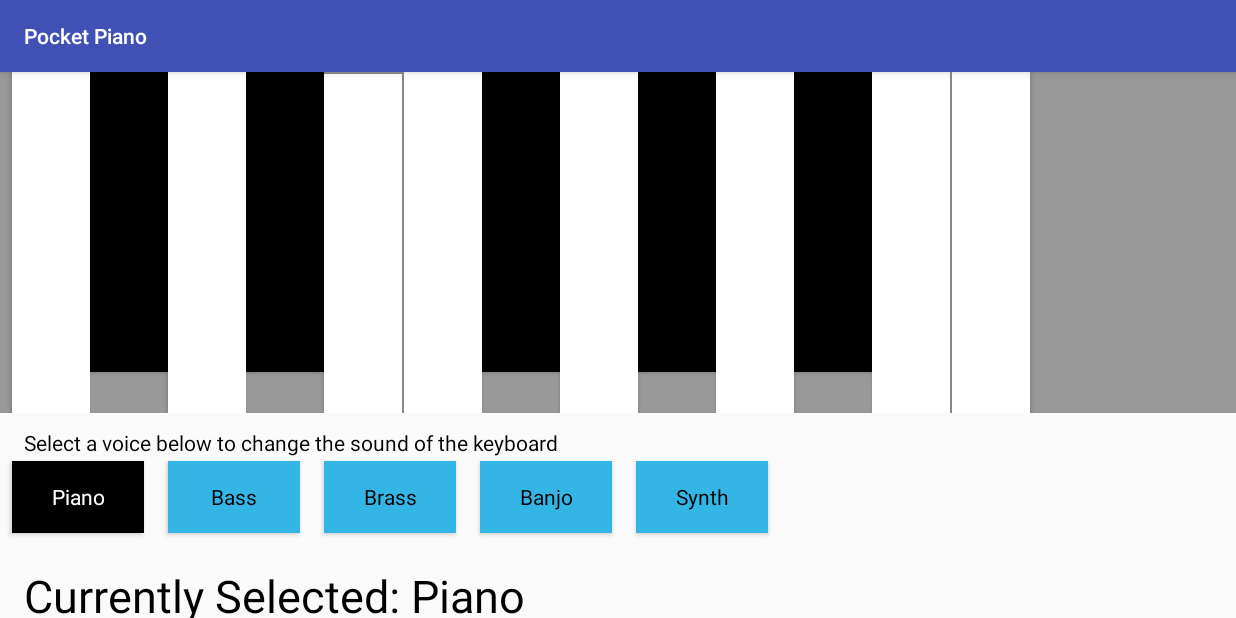
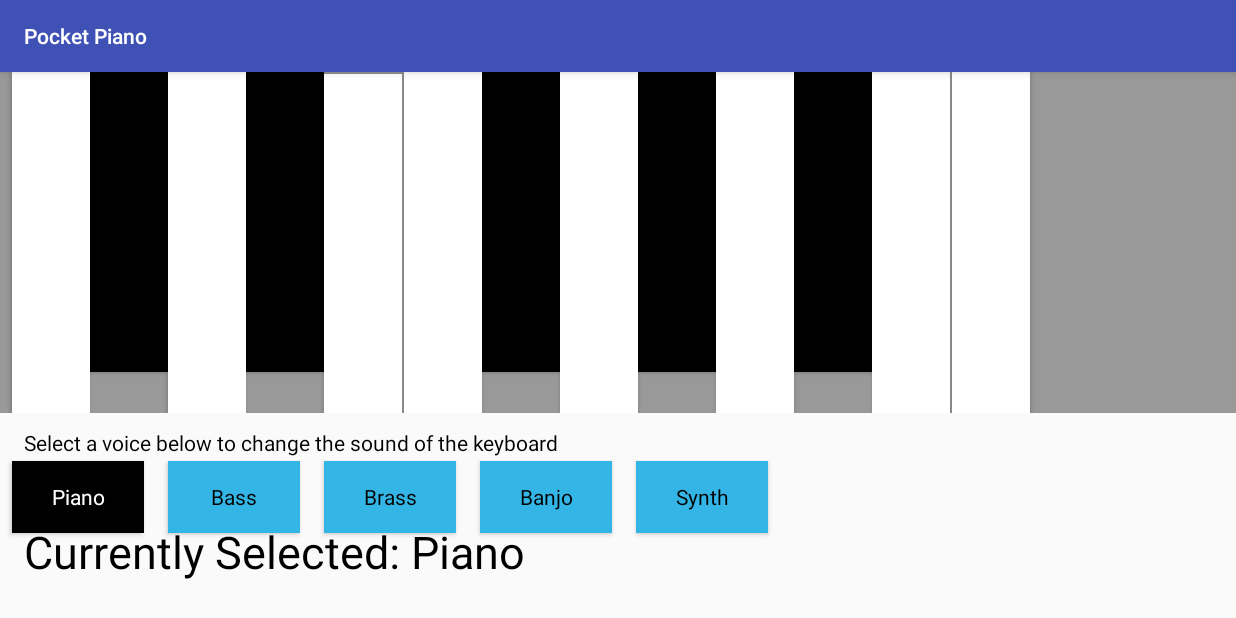
Before and after one commit to RobinJSanders/Pocket_Piano, an Android app: the screen it shows after launch (MainActivity), on a phone screen of 824 x 412 dp (held sideways). Run offline under Robolectric (Android 15) with nearby library versions, the phone set to English and light mode, and no system bars.

Commit message:
Change activity_main.xml and MainActivity
Renamed some buttons inactivity_main.xml
Added  empty onClickListeners to each button in MainActivity

```diff
--- a/app/src/main/java/com/rob/pocket_piano/MainActivity.java
+++ b/app/src/main/java/com/rob/pocket_piano/MainActivity.java
@@ -1,15 +1,216 @@
 package com.rob.pocket_piano;
 
+import android.os.Bundle;
 import android.support.v7.app.AppCompatActivity;
-import android.os.Bundle;
+import android.view.View;
+import android.widget.Button;
+
+
+
 
 public class MainActivity extends AppCompatActivity
 {
+    //Piano Keys
+    Button Btn_Low_C;
+    Button Btn_D ;
+    Button Btn_Ds;
+    Button Btn_E;
+    Button Btn_F ;
+    Button Btn_Fs ;
+    Button Btn_G ;
+    Button Btn_Gs;
+    Button Btn_A ;
+    Button Btn_As;
+    Button Btn_B;
+    Button Btn_High_C;
+    //Voice selection buttons
+    Button Btn_Piano;
+    Button Btn_Bass;
+    Button Btn_Brass;
+    Button Btn_Banjo;
+    Button Btn_Synth;
+
 
     @Override
     protected void onCreate(Bundle savedInstanceState)
     {
         super.onCreate(savedInstanceState);
         setContentView(R.layout.activity_main);
+
+        //Initialise piano keys
+        Btn_Low_C =(Button) findViewById(R.id.Btn_Low_C);
+        Btn_D =(Button) findViewById(R.id.Btn_D);
+        Btn_Ds =(Button) findViewById(R.id.Btn_Ds);
+        Btn_E =(Button) findViewById(R.id.Btn_E);
+        Btn_F =(Button) findViewById(R.id.Btn_F);
+        Btn_Fs =(Button) findViewById(R.id.Btn_Fs);
+        Btn_G =(Button) findViewById(R.id.Btn_Gs);
+        Btn_Gs =(Button) findViewById(R.id.Btn_Gs);
+        Btn_A =(Button) findViewById(R.id.Btn_A);
+        Btn_As =(Button) findViewById(R.id.Btn_As);
+        Btn_B =(Button) findViewById(R.id.Btn_B);
+        Btn_High_C =(Button) findViewById(R.id.Btn_High_C);
+
+        //Initialise Voice Buttons
+        Btn_Piano = (Button) findViewById(R.id.Btn_Piano);
+        Btn_Bass = (Button) findViewById(R.id.Btn_Bass);
+        Btn_Brass = (Button) findViewById(R.id.Btn_Brass);
+        Btn_Banjo = (Button) findViewById(R.id.Btn_Banjo);
+        Btn_Synth = (Button) findViewById(R.id.Btn_Synth);
+
+        //OnClickListeners for each piano key
+        Btn_Low_C.setOnClickListener(new View.OnClickListener()
+        {
+            @Override
+            public void onClick(View v)
+            {
+
+            }
+        });
+
+        Btn_D.setOnClickListener(new View.OnClickListener()
+        {
+            @Override
+            public void onClick(View v)
+            {
+
+            }
+        });
+
+        Btn_Ds.setOnClickListener(new View.OnClickListener()
+        {
+            @Override
+            public void onClick(View v)
+            {
+
+            }
+        });
+
+        Btn_E.setOnClickListener(new View.OnClickListener()
+        {
+            @Override
+            public void onClick(View v)
+            {
+
+            }
+        });
+        Btn_F.setOnClickListener(new View.OnClickListener()
+        {
+            @Override
+            public void onClick(View v)
+            {
+
+            }
+        });
+
+        Btn_Fs.setOnClickListener(new View.OnClickListener()
+        {
+            @Override
+            public void onClick(View v)
+            {
+
+            }
+        });
+
+        Btn_G.setOnClickListener(new View.OnClickListener()
+        {
+            @Override
+            public void onClick(View v)
+            {
+
+            }
+        });
+        Btn_Gs.setOnClickListener(new View.OnClickListener()
+        {
+            @Override
+            public void onClick(View v)
+            {
+
+            }
+        });
+
+        Btn_A.setOnClickListener(new View.OnClickListener()
+        {
+            @Override
+            public void onClick(View v)
+            {
+
+            }
+        });
+
+        Btn_As.setOnClickListener(new View.OnClickListener()
+        {
+            @Override
+            public void onClick(View v)
+            {
+
+            }
+        });
+
+        Btn_B.setOnClickListener(new View.OnClickListener()
+        {
+            @Override
+            public void onClick(View v)
+            {
+
+            }
+        });
+
+        Btn_High_C.setOnClickListener(new View.OnClickListener()
+        {
+            @Override
+            public void onClick(View v)
+            {
+
+            }
+        });
+
+        //OnClickListeners for each voice selector button
+        Btn_Piano.setOnClickListener(new View.OnClickListener()
+        {
+            @Override
+            public void onClick(View v)
+            {
+
+            }
+        });
+        Btn_Bass.setOnClickListener(new View.OnClickListener()
+        {
+            @Override
+            public void onClick(View v)
+            {
+
+            }
+        });
+        Btn_Brass.setOnClickListener(new View.OnClickListener()
+        {
+            @Override
+            public void onClick(View v)
+            {
+
+            }
+        });
+        Btn_Banjo.setOnClickListener(new View.OnClickListener()
+        {
+            @Override
+            public void onClick(View v)
+            {
+
+            }
+        });
+        Btn_Synth.setOnClickListener(new View.OnClickListener()
+        {
+            @Override
+            public void onClick(View v)
+            {
+
+            }
+        });
+
+
+
+
     }
+
+
 }
--- a/app/src/main/res/layout/activity_main.xml
+++ b/app/src/main/res/layout/activity_main.xml
@@ -21,7 +21,7 @@
 
         <Button
             style="@style/WhitePianoKey"
-            android:id="@+id/Btn_low_C"
+            android:id="@+id/Btn_Low_C"
             android:layout_marginLeft="8dp"
             app:layout_constraintLeft_toLeftOf="parent"
             app:layout_constraintTop_toTopOf="parent"/>
@@ -30,7 +30,7 @@
         <Button
             style="@style/BlackPianoKey"
             android:id="@+id/Btn_Cs"
-            app:layout_constraintLeft_toRightOf="@+id/Btn_low_C"
+            app:layout_constraintLeft_toRightOf="@+id/Btn_Low_C"
             app:layout_constraintTop_toTopOf="parent"
            />
 
@@ -202,7 +202,7 @@
         android:layout_width="wrap_content"
         android:layout_height="wrap_content"
         android:layout_marginLeft="16dp"
-        android:layout_marginTop="21dp"
+        android:layout_marginTop="-8dp"
         android:text="Currently Selected: Piano"
         android:textColor="@android:color/black"
         android:textSize="30sp"
```
